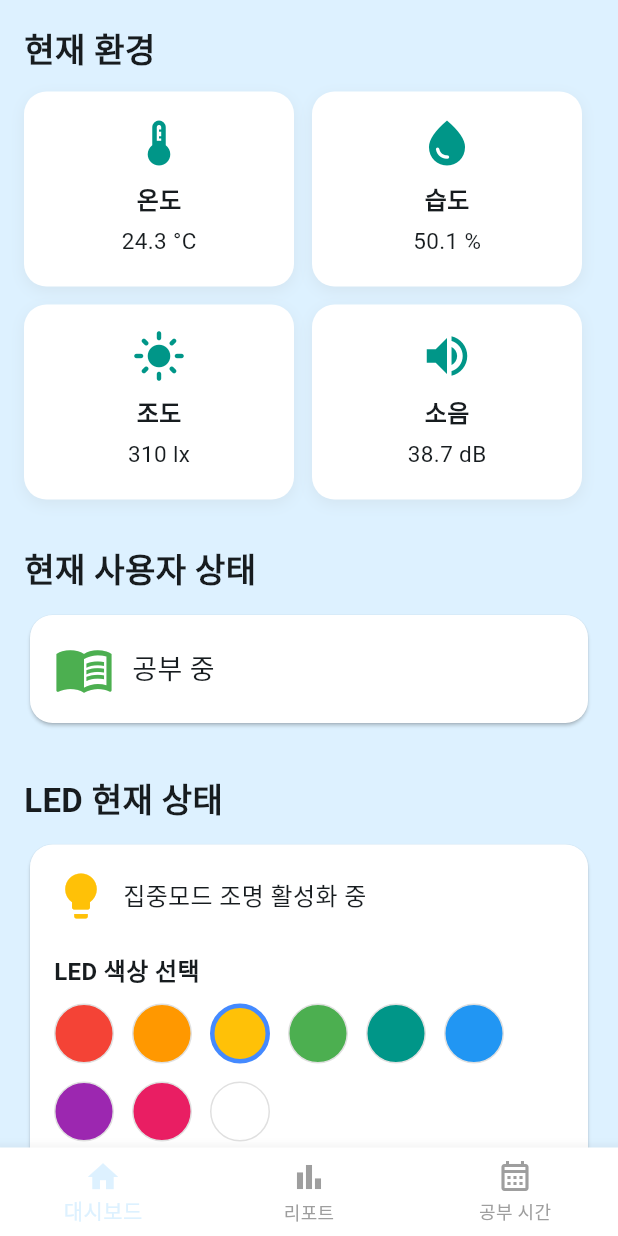
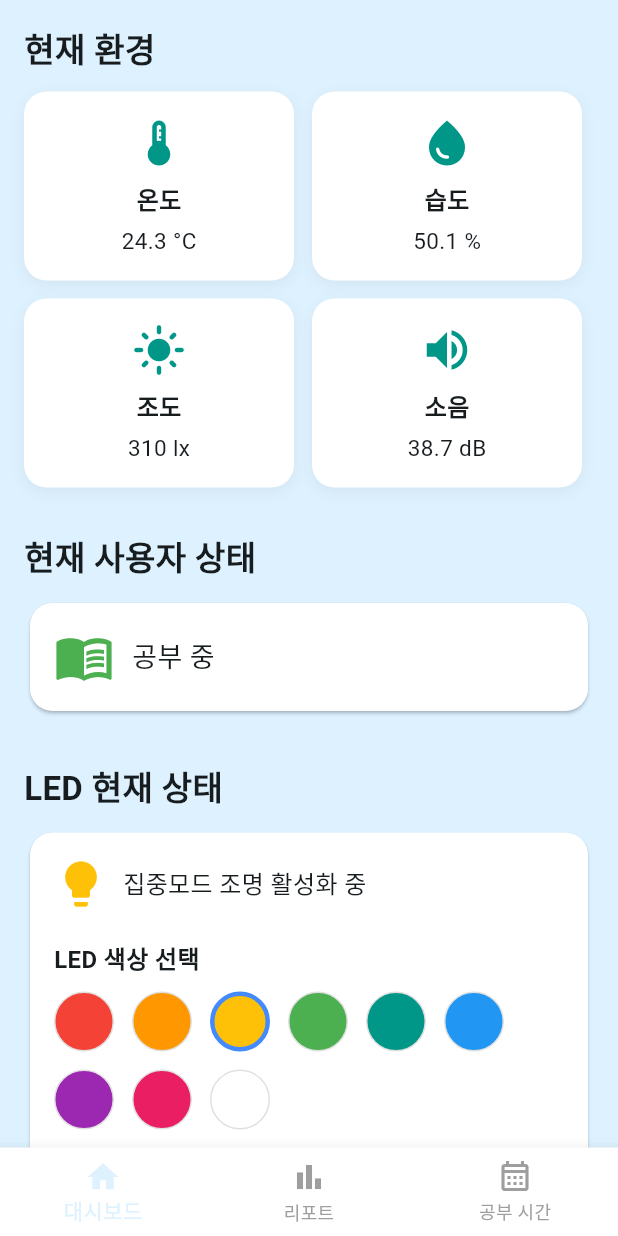
Before and after one commit to jbbaek/IoT-frontend, a Flutter app: the screen it shows after launch, on a phone screen of 412 x 824 dp. Run offline on Flutter 3.47's test engine with Material 3 defaults, Android fonts, the light colour scheme and no system bars; our stand-ins replace fl_chart; network calls fail.

Commit message:
빌드 UI 수정함

```diff
--- a/lib/pages/dashboard_page.dart
+++ b/lib/pages/dashboard_page.dart
@@ -181,8 +181,7 @@ class _DashboardPageState extends State<DashboardPage> {
 
   Widget _buildSensorCard(IconData icon, String title, String value) {
     return Container(
-      width: 180,
-      height: 130,
+      width: 180,               // 가로만 고정
       decoration: BoxDecoration(
         color: Colors.white,
         borderRadius: BorderRadius.circular(15),
@@ -196,18 +195,24 @@ class _DashboardPageState extends State<DashboardPage> {
       ),
       padding: const EdgeInsets.all(16),
       child: Column(
+        mainAxisSize: MainAxisSize.min,
         children: [
           Icon(icon, color: Colors.teal, size: 36),
           const SizedBox(height: 8),
-          Text(title,
-              style:
-              const TextStyle(fontWeight: FontWeight.bold, fontSize: 16)),
+          Text(
+            title,
+            style: const TextStyle(fontWeight: FontWeight.bold, fontSize: 16),
+          ),
           const SizedBox(height: 6),
-          Text(value, style: const TextStyle(fontSize: 15)),
+          Text(
+            value,
+            style: const TextStyle(fontSize: 15),
+          ),
         ],
       ),
     );
   }
+
 
   Widget _buildStatusCard() {
     IconData icon;
```
